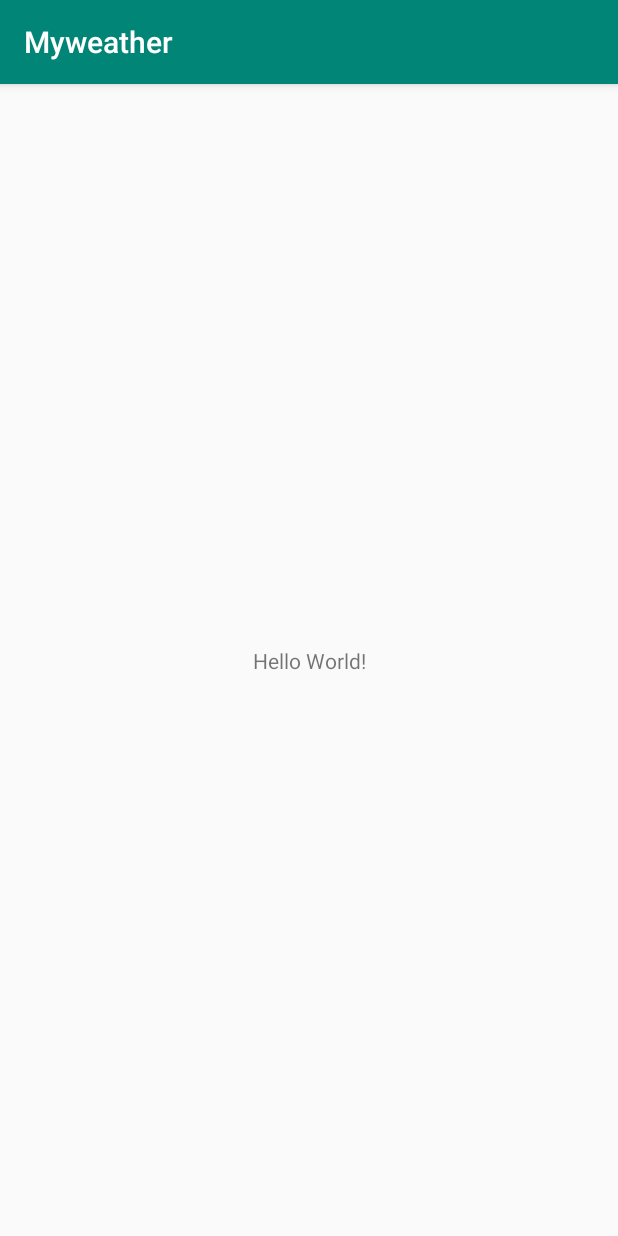
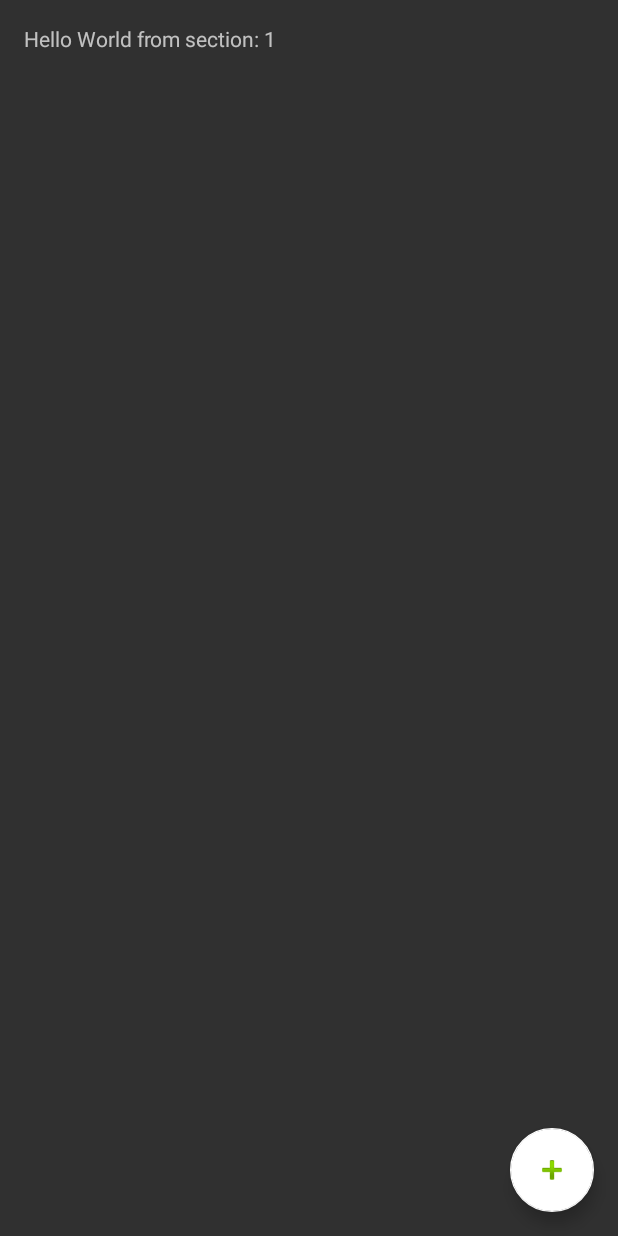
Before and after one commit to zzzyf1/myweather, an Android app: the screen it shows after launch (MainActivity before the commit, HomeActivity after it), on a phone screen of 412 x 824 dp. Run offline under Robolectric (Android 15) with nearby library versions, the phone set to English and light mode, and no system bars.

Commit message:
The Functions of add cities The update of homepage

```diff
--- a/app/build.gradle
+++ b/app/build.gradle
@@ -27,6 +27,7 @@ dependencies {
     implementation 'com.squareup.okhttp3:okhttp:3.10.0'
     implementation 'com.google.code.gson:gson:2.8.2'
     implementation 'com.github.bumptech.glide:glide:3.7.0'
+    implementation 'com.android.support:design:28.0.0'
     testImplementation 'junit:junit:4.12'
     androidTestImplementation 'com.android.support.test:runner:1.0.2'
     androidTestImplementation 'com.android.support.test.espresso:espresso-core:3.0.2'
--- a/app/src/main/assets/assets.xml
+++ b/app/src/main/assets/litepal.xml
@@ -2,8 +2,6 @@
     <dbname value="weather"/>
     <version value="1"/>
     <list>
-        <mapping class="com.example.zyf.myweather.db.Province"/>
         <mapping class="com.example.zyf.myweather.db.City"/>
-        <mapping class="com.example.zyf.myweather.db.Country"/>
     </list>
 </litepal>
--- /dev/null
+++ b/app/src/main/java/com/example/zyf/myweather/HomeActivity.java
@@ -0,0 +1,150 @@
+package com.example.zyf.myweather;
+
+import android.content.Intent;
+import android.support.design.widget.FloatingActionButton;
+import android.support.design.widget.Snackbar;
+import android.support.v7.app.AppCompatActivity;
+import android.support.v7.widget.Toolbar;
+
+import android.support.v4.app.Fragment;
+import android.support.v4.app.FragmentManager;
+import android.support.v4.app.FragmentPagerAdapter;
+import android.support.v4.view.ViewPager;
+import android.os.Bundle;
+import android.view.LayoutInflater;
+import android.view.Menu;
+import android.view.MenuItem;
+import android.view.View;
+import android.view.ViewGroup;
+
+import android.widget.TextView;
+
+public class HomeActivity extends AppCompatActivity {
+
+    /**
+     * The {@link android.support.v4.view.PagerAdapter} that will provide
+     * fragments for each of the sections. We use a
+     * {@link FragmentPagerAdapter} derivative, which will keep every
+     * loaded fragment in memory. If this becomes too memory intensive, it
+     * may be best to switch to a
+     * {@link android.support.v4.app.FragmentStatePagerAdapter}.
+     */
+    private SectionsPagerAdapter mSectionsPagerAdapter;
+
+    /**
+     * The {@link ViewPager} that will host the section contents.
+     */
+    private ViewPager mViewPager;
+
+    @Override
+    protected void onCreate(Bundle savedInstanceState) {
+        super.onCreate(savedInstanceState);
+        setContentView(R.layout.activity_home);
+
+        /*Toolbar toolbar = (Toolbar) findViewById(R.id.toolbar);
+        setSupportActionBar(toolbar);
+        */
+        // Create the adapter that will return a fragment for each of the three
+        // primary sections of the activity.
+        mSectionsPagerAdapter = new SectionsPagerAdapter(getSupportFragmentManager());
+
+        // Set up the ViewPager with the sections adapter.
+        mViewPager = (ViewPager) findViewById(R.id.container);
+        mViewPager.setAdapter(mSectionsPagerAdapter);
+
+        FloatingActionButton fab = (FloatingActionButton) findViewById(R.id.fab);
+        fab.setOnClickListener(new View.OnClickListener() {
+            @Override
+            public void onClick(View view) {
+                /*Snackbar.make(view, "Replace with your own action", Snackbar.LENGTH_LONG)
+                        .setAction("Action", null).show();
+                        */
+                Intent intent=new Intent(HomeActivity.this,SearchActivity.class);
+                startActivity(intent);
+            }
+        });
+
+    }
+
+
+    @Override
+    public boolean onCreateOptionsMenu(Menu menu) {
+        // Inflate the menu; this adds items to the action bar if it is present.
+        getMenuInflater().inflate(R.menu.menu_home, menu);
+        return true;
+    }
+
+    @Override
+    public boolean onOptionsItemSelected(MenuItem item) {
+        // Handle action bar item clicks here. The action bar will
+        // automatically handle clicks on the Home/Up button, so long
+        // as you specify a parent activity in AndroidManifest.xml.
+        int id = item.getItemId();
+
+        //noinspection SimplifiableIfStatement
+        if (id == R.id.action_settings) {
+            return true;
+        }
+
+        return super.onOptionsItemSelected(item);
+    }
+
+    /**
+     * A placeholder fragment containing a simple view.
+     */
+    public static class PlaceholderFragment extends Fragment {
+        /**
+         * The fragment argument representing the section number for this
+         * fragment.
+         */
+        private static final String ARG_SECTION_NUMBER = "section_number";
+
+        public PlaceholderFragment() {
+        }
+
+        /**
+         * Returns a new instance of this fragment for the given section
+         * number.
+         */
+        public static PlaceholderFragment newInstance(int sectionNumber) {
+            PlaceholderFragment fragment = new PlaceholderFragment();
+            Bundle args = new Bundle();
+            args.putInt(ARG_SECTION_NUMBER, sectionNumber);
+            fragment.setArguments(args);
+            return fragment;
+        }
+
+        @Override
+        public View onCreateView(LayoutInflater inflater, ViewGroup container,
+                                 Bundle savedInstanceState) {
+            View rootView = inflater.inflate(R.layout.fragment_home, container, false);
+            TextView textView = (TextView) rootView.findViewById(R.id.section_label);
+            textView.setText(getString(R.string.section_format, getArguments().getInt(ARG_SECTION_NUMBER)));
+            return rootView;
+        }
+    }
+
+    /**
+     * A {@link FragmentPagerAdapter} that returns a fragment corresponding to
+     * one of the sections/tabs/pages.
+     */
+    public class SectionsPagerAdapter extends FragmentPagerAdapter {
+
+        public SectionsPagerAdapter(FragmentManager fm) {
+            super(fm);
+        }
+
+        @Override
+        public Fragment getItem(int position) {
+            // getItem is called to instantiate the fragment for the given page.
+            // Return a PlaceholderFragment (defined as a static inner class below).
+            return PlaceholderFragment.newInstance(position + 1);
+        }
+
+        @Override
+        public int getCount() {
+            // Show 3 total pages.
+            return 2;
+        }
+    }
+}
--- a/app/src/main/java/com/example/zyf/myweather/MainActivity.java
+++ b/app/src/main/java/com/example/zyf/myweather/MainActivity.java
@@ -1,5 +1,6 @@
 package com.example.zyf.myweather;
 
+import android.content.Intent;
 import android.support.v7.app.AppCompatActivity;
 import android.os.Bundle;
 
@@ -9,5 +10,8 @@ public class MainActivity extends AppCompatActivity {
     protected void onCreate(Bundle savedInstanceState) {
         super.onCreate(savedInstanceState);
         setContentView(R.layout.activity_main);
+        Intent intent=new Intent(MainActivity.this,SearchActivity.class);
+        startActivity(intent);
+
     }
 }
--- /dev/null
+++ b/app/src/main/res/layout/activity_home.xml
@@ -0,0 +1,26 @@
+<?xml version="1.0" encoding="utf-8"?>
+<android.support.design.widget.CoordinatorLayout xmlns:android="http://schemas.android.com/apk/res/android"
+    xmlns:app="http://schemas.android.com/apk/res-auto"
+    xmlns:tools="http://schemas.android.com/tools"
+    android:id="@+id/main_content"
+    android:layout_width="match_parent"
+    android:layout_height="match_parent"
+    android:fitsSystemWindows="true"
+    tools:context=".HomeActivity">
+
+    <android.support.v4.view.ViewPager
+        android:id="@+id/container"
+        android:layout_width="match_parent"
+        android:layout_height="match_parent"
+        app:layout_behavior="@string/appbar_scrolling_view_behavior" />
+
+    <android.support.design.widget.FloatingActionButton
+        android:id="@+id/fab"
+        android:layout_width="wrap_content"
+        android:layout_height="wrap_content"
+        android:layout_gravity="end|bottom"
+        android:layout_margin="@dimen/fab_margin"
+        app:backgroundTint="@android:color/background_light"
+        app:srcCompat="@android:drawable/ic_input_add" />
+
+</android.support.design.widget.CoordinatorLayout>
--- a/app/src/main/res/layout/activity_main.xml
+++ b/app/src/main/res/layout/activity_main.xml
@@ -7,6 +7,7 @@
     tools:context=".MainActivity">
 
     <TextView
+        android:id="@+id/textView"
         android:layout_width="wrap_content"
         android:layout_height="wrap_content"
         android:text="Hello World!"
--- /dev/null
+++ b/app/src/main/res/layout/fragment_home.xml
@@ -0,0 +1,23 @@
+<?xml version="1.0" encoding="utf-8"?>
+<android.support.constraint.ConstraintLayout xmlns:android="http://schemas.android.com/apk/res/android"
+    xmlns:app="http://schemas.android.com/apk/res-auto"
+    xmlns:tools="http://schemas.android.com/tools"
+    android:id="@+id/constraintLayout"
+    android:layout_width="match_parent"
+    android:layout_height="match_parent"
+    tools:context=".HomeActivity$PlaceholderFragment">
+
+    <TextView
+        android:id="@+id/section_label"
+        android:layout_width="wrap_content"
+        android:layout_height="wrap_content"
+        android:layout_marginStart="@dimen/activity_horizontal_margin"
+        android:layout_marginTop="@dimen/activity_vertical_margin"
+        android:layout_marginEnd="@dimen/activity_horizontal_margin"
+        android:layout_marginBottom="@dimen/activity_vertical_margin"
+        app:layout_constraintLeft_toLeftOf="parent"
+        app:layout_constraintTop_toTopOf="@+id/constraintLayout"
+        tools:layout_constraintLeft_creator="1"
+        tools:layout_constraintTop_creator="1" />
+
+</android.support.constraint.ConstraintLayout>
--- /dev/null
+++ b/app/src/main/res/menu/menu_home.xml
@@ -0,0 +1,10 @@
+<menu xmlns:android="http://schemas.android.com/apk/res/android"
+    xmlns:app="http://schemas.android.com/apk/res-auto"
+    xmlns:tools="http://schemas.android.com/tools"
+    tools:context="com.example.zyf.myweather.HomeActivity">
+    <item
+        android:id="@+id/action_settings"
+        android:orderInCategory="100"
+        android:title="@string/action_settings"
+        app:showAsAction="never" />
+</menu>
--- /dev/null
+++ b/app/src/main/res/values-w820dp/dimens.xml
@@ -0,0 +1,6 @@
+<resources>
+    <!-- Example customization of dimensions originally defined in res/values/dimens.xml
+         (such as screen margins) for screens with more than 820dp of available width. This
+         would include 7" and 10" devices in landscape (~960dp and ~1280dp respectively). -->
+    <dimen name="activity_horizontal_margin">64dp</dimen>
+</resources>
--- /dev/null
+++ b/app/src/main/res/values/dimens.xml
@@ -0,0 +1,7 @@
+<resources>
+    <!-- Default screen margins, per the Android Design guidelines. -->
+    <dimen name="activity_horizontal_margin">16dp</dimen>
+    <dimen name="activity_vertical_margin">16dp</dimen>
+    <dimen name="fab_margin">16dp</dimen>
+    <dimen name="appbar_padding_top">8dp</dimen>
+</resources>
--- a/app/src/main/res/values/strings.xml
+++ b/app/src/main/res/values/strings.xml
@@ -1,3 +1,7 @@
 <resources>
     <string name="app_name">Myweather</string>
+    <string name="search_hint">请输入你所在的城市名（长春）</string>
+    <string name="title_activity_home">HomeActivity</string>
+    <string name="action_settings">Settings</string>
+    <string name="section_format">Hello World from section: %1$d</string>
 </resources>
--- a/app/src/main/res/values/styles.xml
+++ b/app/src/main/res/values/styles.xml
@@ -8,4 +8,8 @@
         <item name="colorAccent">@color/colorAccent</item>
     </style>
 
+    <style name="AppBarOverlay" parent="ThemeOverlay.AppCompat.Dark.ActionBar" />
+
+    <style name="PopupOverlay" parent="ThemeOverlay.AppCompat.Light" />
+
 </resources>
```
Also changed, not shown: app/src/main/AndroidManifest.xml (+9 -2 lines), app/src/main/java/com/example/zyf/myweather/SearchActivity.java (added, +143 -0 lines), app/src/main/java/com/example/zyf/myweather/db/City.java (+17 -16 lines), app/src/main/java/com/example/zyf/myweather/db/Country.java (deleted, +0 -42 lines), app/src/main/java/com/example/zyf/myweather/db/Province.java (deleted, +0 -33 lines), app/src/main/java/com/example/zyf/myweather/util/HttpUtil.java (added, +14 -0 lines), app/src/main/java/com/example/zyf/myweather/util/resolveJsonCityId.java (added, +48 -0 lines), app/src/main/res/layout/activity_search.xml (added, +92 -0 lines).
